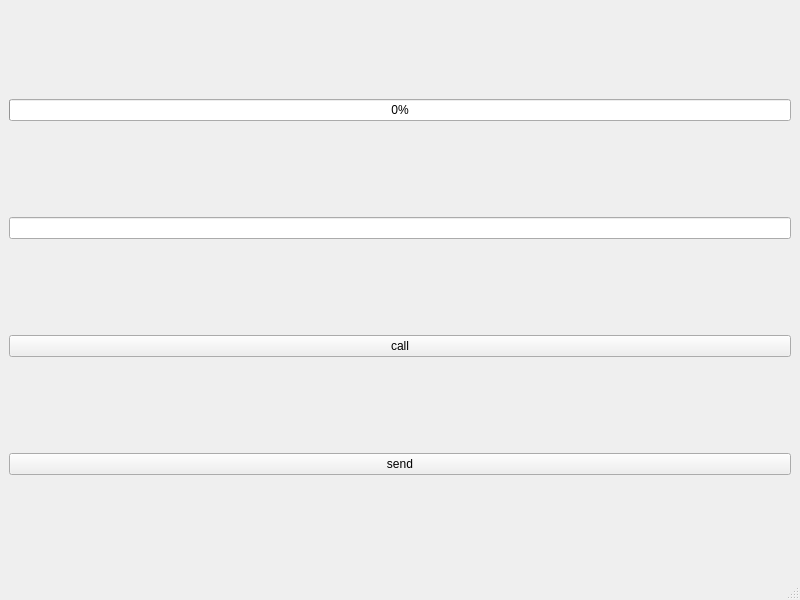
miikeGit/P2PClient, file mainwindow.ui: the form before one commit.
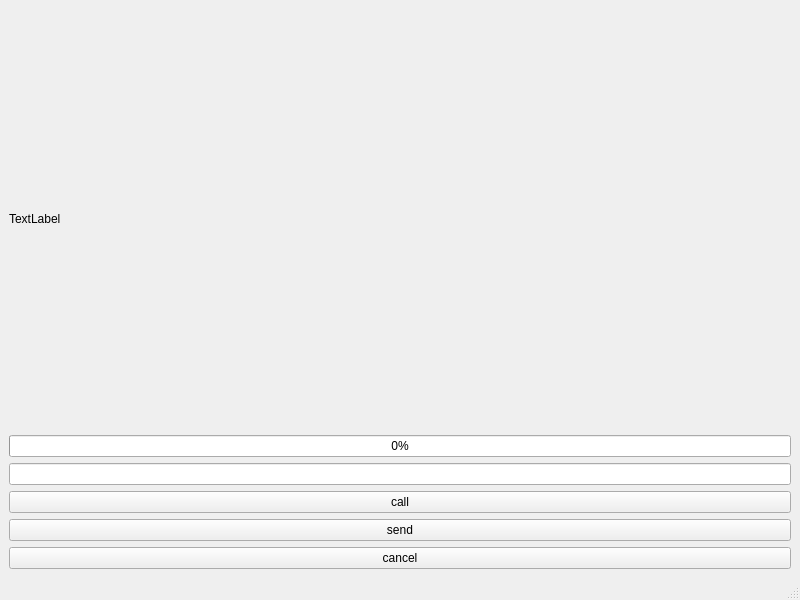
The form after the commit.

Commit message: add speed to UI; cancel button; minor improvements

The edit to the form file:
```diff
--- a/mainwindow.ui
+++ b/mainwindow.ui
@@ -15,6 +15,13 @@
   </property>
   <widget class="QWidget" name="centralwidget">
    <layout class="QVBoxLayout" name="verticalLayout">
+    <item>
+     <widget class="QLabel" name="transferSpeed">
+      <property name="text">
+       <string>TextLabel</string>
+      </property>
+     </widget>
+    </item>
     <item>
      <widget class="QProgressBar" name="progressBar">
       <property name="value">
@@ -39,6 +46,13 @@
       </property>
      </widget>
     </item>
+    <item>
+     <widget class="QPushButton" name="cancelButton">
+      <property name="text">
+       <string>cancel</string>
+      </property>
+     </widget>
+    </item>
    </layout>
   </widget>
   <widget class="QStatusBar" name="statusbar"/>
```
The commit also changes 2 other files.
